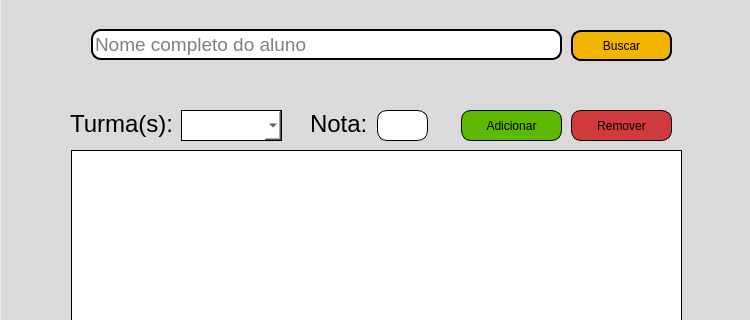
The window that menu-professor.ui (vitoradsp/academicsys) describes before a commit, drawn with Qt 5; both pictures show x 0 to 750 and y 116 to 436 of the 750 by 585 pixel window.
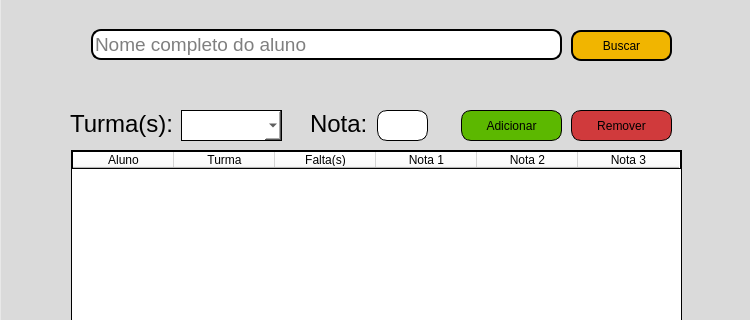
The same window after the commit. Icons and pictures are not drawn.

Patch:
```diff
--- a/menu-professor.ui
+++ b/menu-professor.ui
@@ -253,6 +253,39 @@
        <string notr="true">border: 1px solid black;
 background-color: rgb(255, 255, 255);</string>
       </property>
+      <attribute name="horizontalHeaderDefaultSectionSize">
+       <number>101</number>
+      </attribute>
+      <column>
+       <property name="text">
+        <string>Aluno</string>
+       </property>
+      </column>
+      <column>
+       <property name="text">
+        <string>Turma</string>
+       </property>
+      </column>
+      <column>
+       <property name="text">
+        <string>Falta(s)</string>
+       </property>
+      </column>
+      <column>
+       <property name="text">
+        <string>Nota 1</string>
+       </property>
+      </column>
+      <column>
+       <property name="text">
+        <string>Nota 2</string>
+       </property>
+      </column>
+      <column>
+       <property name="text">
+        <string>Nota 3</string>
+       </property>
+      </column>
      </widget>
      <widget class="QPushButton" name="btnbuscaraluno">
       <property name="geometry">
```
